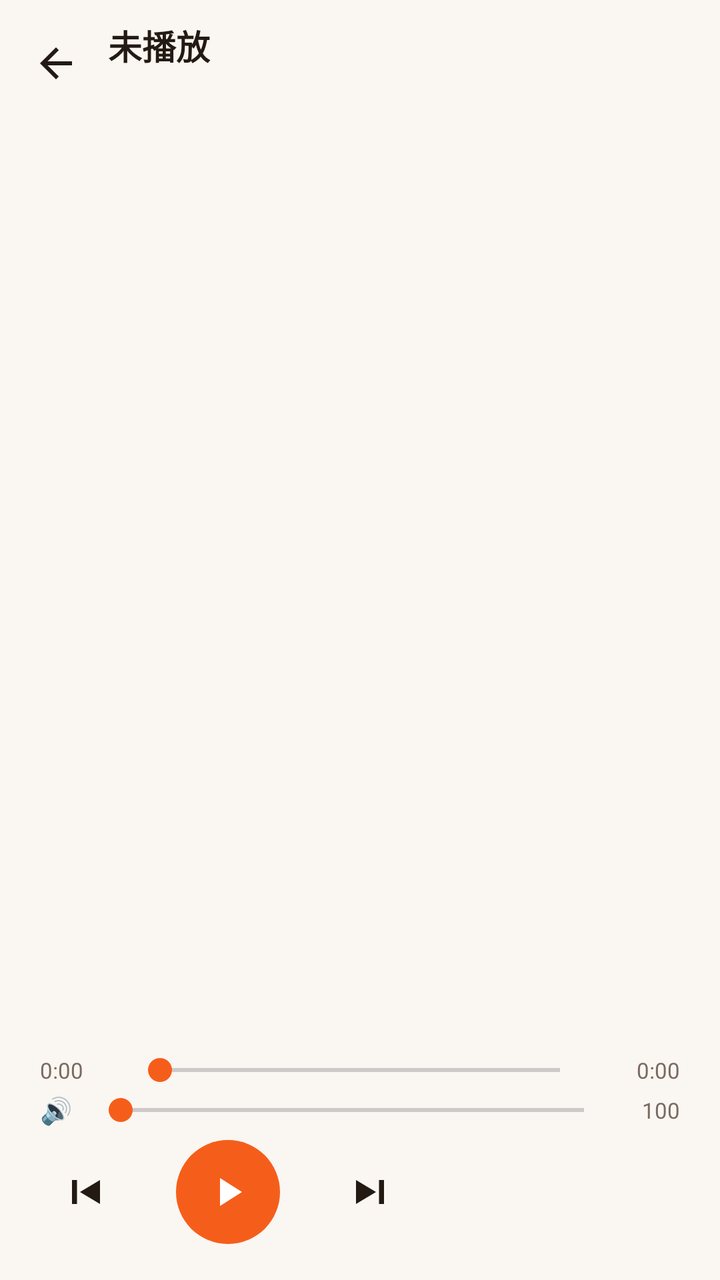
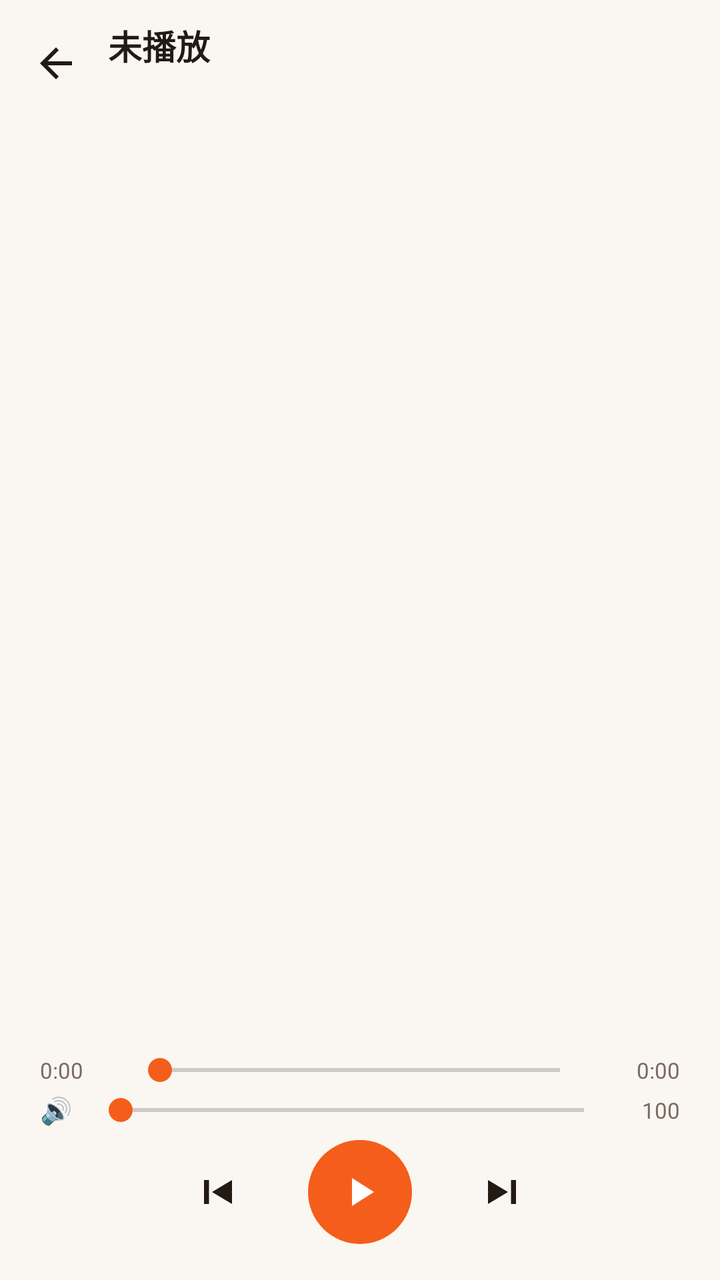

Screens rendered from an Android XML layout before and after an edit, with the pre-edit source and the edit as a unified diff.
<!-- AndroidManifest.xml: application theme AppTheme -->
<!-- res/layout/activity_lyric.xml -->
<?xml version="1.0" encoding="utf-8"?>
<LinearLayout xmlns:android="http://schemas.android.com/apk/res/android"
    xmlns:app="http://schemas.android.com/apk/res-auto"
    android:layout_width="match_parent"
    android:layout_height="match_parent"
    android:orientation="vertical"
    android:background="@color/background">

    
    <LinearLayout
        android:layout_width="match_parent"
        android:layout_height="wrap_content"
        android:orientation="horizontal"
        android:gravity="center_vertical"
        android:paddingStart="8dp"
        android:paddingEnd="12dp"
        android:paddingTop="10dp"
        android:paddingBottom="6dp">
        <ImageButton
            android:id="@+id/lyricBack"
            android:layout_width="40dp"
            android:layout_height="40dp"
            android:background="?attr/selectableItemBackgroundBorderless"
            android:src="@drawable/ic_back"
            android:tint="@color/on_surface"
            android:scaleType="centerInside"
            android:contentDescription="返回"/>
        <LinearLayout
            android:layout_width="0dp"
            android:layout_height="wrap_content"
            android:layout_weight="1"
            android:orientation="vertical"
            android:paddingStart="6dp">
            <TextView
                android:id="@+id/lyricTitle"
                android:layout_width="match_parent"
                android:layout_height="wrap_content"
                android:text="未播放"
                android:textSize="17sp"
                android:textStyle="bold"
                android:textColor="@color/on_surface"
                android:maxLines="1"
                android:ellipsize="end"/>
            <TextView
                android:id="@+id/lyricArtist"
                android:layout_width="match_parent"
                android:layout_height="wrap_content"
                android:text=""
                android:textSize="12sp"
                android:paddingTop="2dp"
                android:textColor="@color/on_surface_variant"
                android:maxLines="1"
                android:ellipsize="end"/>
        </LinearLayout>
        <TextView
            android:id="@+id/lyricRetry"
            android:layout_width="wrap_content"
            android:layout_height="wrap_content"
            android:text="重试"
            android:textSize="13sp"
            android:textStyle="bold"
            android:textColor="@color/primary"
            android:paddingStart="12dp"
            android:paddingEnd="8dp"
            android:paddingTop="8dp"
            android:paddingBottom="8dp"
            android:visibility="gone"/>
    </LinearLayout>

    <FrameLayout
        android:layout_width="match_parent"
        android:layout_height="0dp"
        android:layout_weight="1">

        
        <androidx.recyclerview.widget.RecyclerView
            android:id="@+id/lyricList"
            android:layout_width="match_parent"
            android:layout_height="match_parent"
            android:clipToPadding="false"
            android:paddingStart="20dp"
            android:paddingEnd="20dp"
            android:paddingTop="24dp"
            android:paddingBottom="24dp"/>

        
        <ScrollView
            android:id="@+id/lyricPlainScroll"
            android:layout_width="match_parent"
            android:layout_height="match_parent"
            android:padding="20dp"
            android:visibility="gone">
            <TextView
                android:id="@+id/lyricPlain"
                android:layout_width="match_parent"
                android:layout_height="wrap_content"
                android:textSize="15sp"
                android:textColor="@color/on_surface_variant"
                android:lineSpacingMultiplier="1.4"/>
        </ScrollView>

        
        <LinearLayout
            android:id="@+id/lyricEmpty"
            android:layout_width="match_parent"
            android:layout_height="match_parent"
            android:orientation="vertical"
            android:gravity="center"
            android:visibility="gone">
            <TextView
                android:layout_width="wrap_content"
                android:layout_height="wrap_content"
                android:text="♪"
                android:textSize="44sp"
                android:textColor="@color/primary"/>
            <TextView
                android:layout_width="wrap_content"
                android:layout_height="wrap_content"
                android:text="暂无歌词"
                android:textSize="17sp"
                android:textStyle="bold"
                android:textColor="@color/on_surface"
                android:paddingTop="8dp"/>
            <TextView
                android:layout_width="wrap_content"
                android:layout_height="wrap_content"
                android:text="联网后点右上「重试」即可获取&#10;下载歌曲时歌词会自动一并保存"
                android:textSize="12sp"
                android:textColor="@color/on_surface_variant"
                android:gravity="center"
                android:lineSpacingMultiplier="1.3"
                android:paddingTop="8dp"/>
        </LinearLayout>
    </FrameLayout>

    
    <LinearLayout
        android:layout_width="match_parent"
        android:layout_height="wrap_content"
        android:orientation="vertical"
        android:paddingStart="20dp"
        android:paddingEnd="20dp"
        android:paddingTop="6dp"
        android:paddingBottom="18dp">

        
        <LinearLayout
            android:layout_width="match_parent"
            android:layout_height="wrap_content"
            android:orientation="horizontal"
            android:gravity="center_vertical">
            <TextView
                android:id="@+id/lyricCurTime"
                android:layout_width="wrap_content"
                android:layout_height="wrap_content"
                android:text="0:00"
                android:textSize="11sp"
                android:textColor="@color/on_surface_variant"
                android:minWidth="36dp"/>
            <SeekBar
                android:id="@+id/lyricProgress"
                android:layout_width="0dp"
                android:layout_height="wrap_content"
                android:layout_weight="1"
                android:layout_marginStart="8dp"
                android:layout_marginEnd="8dp"
                android:progressTint="@color/primary"
                android:thumbTint="@color/primary"/>
            <TextView
                android:id="@+id/lyricTotalTime"
                android:layout_width="wrap_content"
                android:layout_height="wrap_content"
                android:text="0:00"
                android:textSize="11sp"
                android:textColor="@color/on_surface_variant"
                android:gravity="end"
                android:minWidth="36dp"/>
        </LinearLayout>

        
        <LinearLayout
            android:layout_width="match_parent"
            android:layout_height="wrap_content"
            android:orientation="horizontal"
            android:gravity="center_vertical"
            android:paddingTop="2dp">
            <TextView
                android:layout_width="wrap_content"
                android:layout_height="wrap_content"
                android:text="🔊"
                android:textSize="13sp"/>
            <SeekBar
                android:id="@+id/lyricVolume"
                android:layout_width="0dp"
                android:layout_height="wrap_content"
                android:layout_weight="1"
                android:layout_marginStart="8dp"
                android:max="100"
                android:progressTint="@color/primary"
                android:thumbTint="@color/primary"/>
            <TextView
                android:id="@+id/lyricVolumeText"
                android:layout_width="32dp"
                android:layout_height="wrap_content"
                android:gravity="end"
                android:text="100"
                android:textSize="11sp"
                android:textColor="@color/on_surface_variant"/>
        </LinearLayout>

        
        <LinearLayout
            android:layout_width="match_parent"
            android:layout_height="wrap_content"
            android:orientation="horizontal"
            android:gravity="center_vertical"
            android:paddingTop="6dp">
            <ImageButton
                android:id="@+id/lyricPrev"
                android:layout_width="44dp"
                android:layout_height="44dp"
                android:background="?attr/selectableItemBackgroundBorderless"
                android:src="@drawable/ic_prev"
                android:tint="@color/on_surface"
                android:scaleType="centerInside"
                android:contentDescription="上一首"/>
            <ImageButton
                android:id="@+id/lyricPlayPause"
                android:layout_width="52dp"
                android:layout_height="52dp"
                android:layout_marginStart="24dp"
                android:layout_marginEnd="24dp"
                android:background="@drawable/bg_circle_primary"
                android:src="@drawable/ic_play"
                android:tint="@color/on_primary"
                android:scaleType="centerInside"/>
            <ImageButton
                android:id="@+id/lyricNext"
                android:layout_width="44dp"
                android:layout_height="44dp"
                android:background="?attr/selectableItemBackgroundBorderless"
                android:src="@drawable/ic_next"
                android:tint="@color/on_surface"
                android:scaleType="centerInside"
                android:contentDescription="下一首"/>
        </LinearLayout>
    </LinearLayout>
</LinearLayout>
<!-- resources referenced by this layout -->
<resources>
  <color name="background">#FAF6F2</color>
  <color name="on_primary">#FFFFFF</color>
  <color name="on_surface">#241A14</color>
  <color name="on_surface_variant">#7A6A60</color>
  <color name="primary">#F55E1A</color>
  <!-- drawable bg_circle_primary (drawable) -->
  <?xml version="1.0" encoding="utf-8"?>
  <shape xmlns:android="http://schemas.android.com/apk/res/android"
      android:shape="oval">
      <solid android:color="@color/primary"/>
  </shape>
  <!-- drawable ic_back (drawable) -->
  <?xml version="1.0" encoding="utf-8"?>
  <vector xmlns:android="http://schemas.android.com/apk/res/android"
      android:width="24dp"
      android:height="24dp"
      android:viewportWidth="24"
      android:viewportHeight="24">
      <path
          android:fillColor="#000000"
          android:pathData="M20 11H7.8l5.6-5.6L12 4l-8 8l8 8l1.4-1.4L7.8 13H20V11z"/>
  </vector>
  <!-- drawable ic_next (drawable) -->
  <?xml version="1.0" encoding="utf-8"?>
  <vector xmlns:android="http://schemas.android.com/apk/res/android"
      android:width="24dp"
      android:height="24dp"
      android:viewportWidth="24"
      android:viewportHeight="24">
      <path
          android:fillColor="#000000"
          android:pathData="M15.5 6H18v12h-2.5V6z"/>
      <path
          android:fillColor="#000000"
          android:pathData="M4 6l10 6L4 18V6z"/>
  </vector>
  <!-- drawable ic_play (drawable) -->
  <vector xmlns:android="http://schemas.android.com/apk/res/android"
      android:width="24dp"
      android:height="24dp"
      android:viewportWidth="24.0"
      android:viewportHeight="24.0">
      <path
          android:fillColor="#FFFFFF"
          android:pathData="M8 5v14l11-7z"/>
  </vector>
  <!-- drawable ic_prev (drawable) -->
  <?xml version="1.0" encoding="utf-8"?>
  <vector xmlns:android="http://schemas.android.com/apk/res/android"
      android:width="24dp"
      android:height="24dp"
      android:viewportWidth="24"
      android:viewportHeight="24">
      <path
          android:fillColor="#000000"
          android:pathData="M6 6h2.5v12H6V6z"/>
      <path
          android:fillColor="#000000"
          android:pathData="M20 6v12l-10-6L20 6z"/>
  </vector>
  <style name="AppTheme" parent="Theme.Material3.DayNight.NoActionBar">
          <item name="colorPrimary">@color/primary</item>
          <item name="colorPrimaryDark">@color/primary_dark</item>
          <item name="colorAccent">@color/primary</item>
          <item name="android:colorBackground">@color/background</item>
          <item name="colorSurface">@color/surface</item>
          <item name="colorOnSurface">@color/on_surface</item>
          <item name="colorOnSurfaceVariant">@color/on_surface_variant</item>
          <item name="android:windowLightStatusBar">true</item>
          <item name="android:statusBarColor">@color/background</item>
          <item name="android:navigationBarColor">@color/background</item>
          <item name="android:fontFamily">sans-serif</item>
      </style>
  <color name="primary_dark">#C93A0D</color>
  <color name="surface">#FFFFFF</color>
</resources>

<!-- the commit's change to res/layout/activity_lyric.xml (unified diff, before → after) -->
@@ -213,7 +213,7 @@
             android:layout_width="match_parent"
             android:layout_height="wrap_content"
             android:orientation="horizontal"
-            android:gravity="center_vertical"
+            android:gravity="center"
             android:paddingTop="6dp">
             <ImageButton
                 android:id="@+id/lyricPrev"
